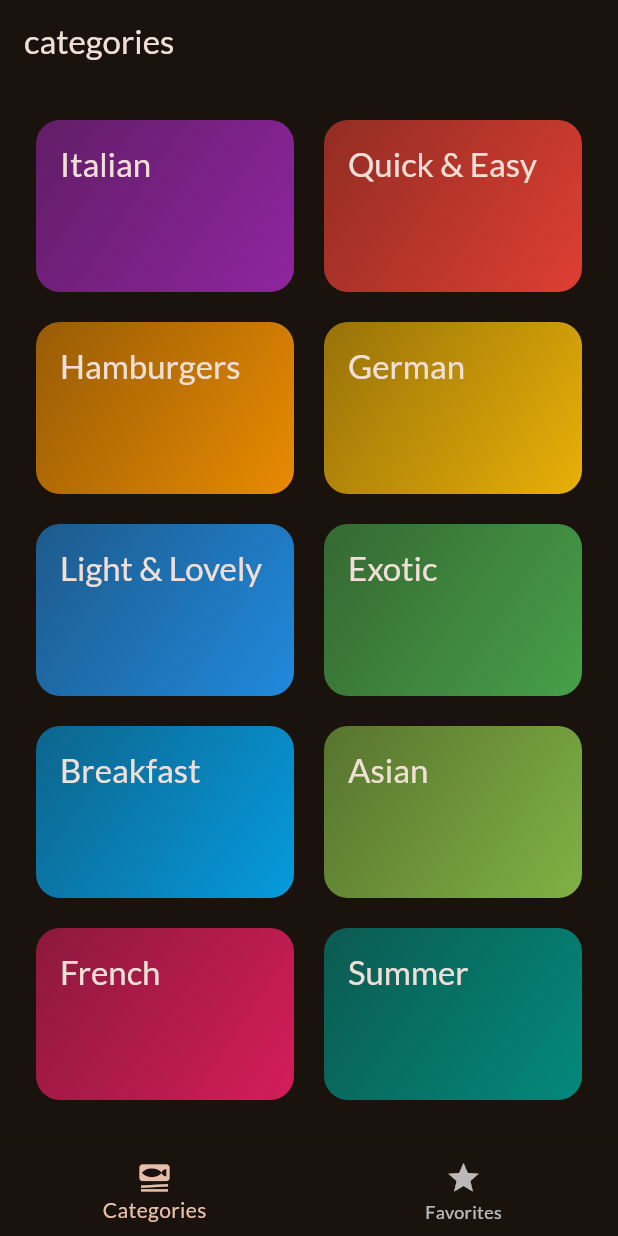
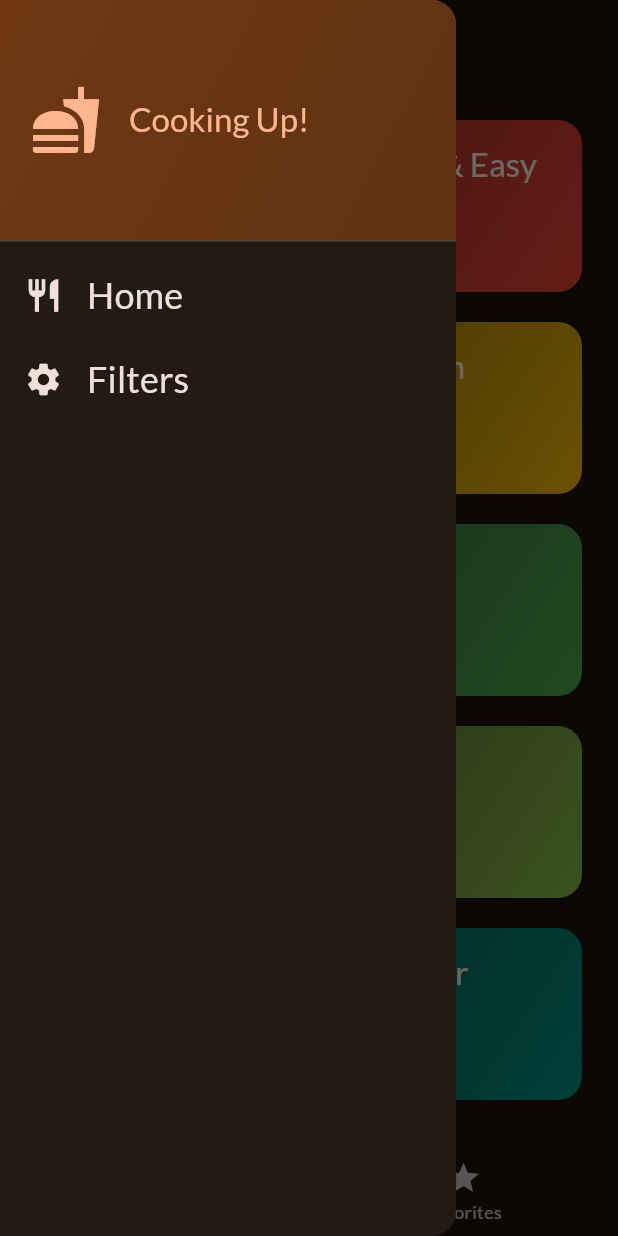
Before and after one commit to Mmohitt/flutter_projects, a Flutter app: the screen it shows after launch, with the side drawer open (before the commit the screen has no drawer), on a phone screen of 412 x 824 dp. Run offline on Flutter 3.47's test engine with Material 3 defaults, Android fonts, the phone set to English and light mode, and no system bars; our stand-ins replace google_fonts, transparent_image.

Commit message:
add drawer to the categories screen

```diff
--- a/meals_app/lib/screens/categories.dart
+++ b/meals_app/lib/screens/categories.dart
@@ -6,12 +6,16 @@ import 'package:meals_app/screens/meals.dart';
 import 'package:meals_app/widgets/category_grid_item.dart';
 
 class CategoriesScreen extends StatelessWidget {
-  const CategoriesScreen({super.key, required this.onToggleFavorite});
+  const CategoriesScreen(
+      {super.key,
+      required this.onToggleFavorite,
+      required this.availableMeals});
 
   final void Function(Meal meal) onToggleFavorite;
+  final List<Meal> availableMeals;
 
   void _selectCategory(BuildContext context, Category category) {
-    final filteredMeals = dummyMeals
+    final filteredMeals = availableMeals
         .where((meal) => meal.categories.contains(category.id))
         .toList();
 
--- a/meals_app/lib/screens/tabs.dart
+++ b/meals_app/lib/screens/tabs.dart
@@ -1,7 +1,17 @@
 import 'package:flutter/material.dart';
+import 'package:meals_app/data/dummy_data.dart';
 import 'package:meals_app/models/meal.dart';
 import 'package:meals_app/screens/categories.dart';
+import 'package:meals_app/screens/filters.dart';
 import 'package:meals_app/screens/meals.dart';
+import 'package:meals_app/widgets/main_drawer.dart';
+
+const kInitialFilters = {
+  Filter.glutenFree: false,
+  Filter.lactoseFree: false,
+  Filter.vegetarian: false,
+  Filter.vegan: false
+};
 
 class TabsScreen extends StatefulWidget {
   const TabsScreen({super.key});
@@ -15,6 +25,7 @@ class TabsScreen extends StatefulWidget {
 class _TabsScreenState extends State<TabsScreen> {
   int _selectedPageIndex = 0;
   final List<Meal> _favouriteMeals = [];
+  Map<Filter, bool> _selectedFilters = kInitialFilters;
 
   void _showInfoMessage(String message) {
     ScaffoldMessenger.of(context).clearSnackBars();
@@ -42,6 +53,20 @@ class _TabsScreenState extends State<TabsScreen> {
     }
   }
 
+  void _setScreen(String identifier) async {
+    Navigator.of(context).pop();
+    if (identifier == 'filters') {
+      final result = await Navigator.of(context).push<Map<Filter, bool>>(
+        MaterialPageRoute(
+          builder: (ctx) => FiltersScreen(currentFilters: _selectedFilters),
+        ),
+      );
+      setState(() {
+        _selectedFilters = result ?? kInitialFilters;
+      });
+    }
+  }
+
   void _selectPage(int index) {
     setState(() {
       _selectedPageIndex = index;
@@ -50,8 +75,25 @@ class _TabsScreenState extends State<TabsScreen> {
 
   @override
   Widget build(BuildContext context) {
+    final availableMeals = dummyMeals.where((meal) {
+      if (_selectedFilters[Filter.glutenFree]! && !meal.isGlutenFree) {
+        return false;
+      }
+      if (_selectedFilters[Filter.lactoseFree]! && !meal.isLactoseFree) {
+        return false;
+      }
+      if (_selectedFilters[Filter.vegetarian]! && !meal.isVegetarian) {
+        return false;
+      }
+      if (_selectedFilters[Filter.vegan]! && !meal.isVegan) {
+        return false;
+      }
+      return true;
+    }).toList();
+
     Widget activePage = CategoriesScreen(
       onToggleFavorite: _toggleMealFavoriteStatus,
+      availableMeals: availableMeals,
     );
     var activePageTitle = 'categories';
 
@@ -65,6 +107,7 @@ class _TabsScreenState extends State<TabsScreen> {
       appBar: AppBar(
         title: Text(activePageTitle),
       ),
+      drawer: MainDrawer(onSelectScreen: _setScreen),
       body: activePage,
       bottomNavigationBar: BottomNavigationBar(
         onTap: _selectPage,
--- /dev/null
+++ b/meals_app/lib/widgets/main_drawer.dart
@@ -0,0 +1,71 @@
+import 'package:flutter/material.dart';
+
+class MainDrawer extends StatelessWidget {
+  const MainDrawer({super.key, required this.onSelectScreen});
+
+  final void Function(String identifier) onSelectScreen;
+
+  @override
+  Widget build(BuildContext context) {
+    return Drawer(
+      child: Column(
+        children: [
+          DrawerHeader(
+              padding: const EdgeInsets.all(20),
+              decoration: BoxDecoration(
+                  gradient: LinearGradient(colors: [
+                Theme.of(context).colorScheme.primaryContainer,
+                Theme.of(context).colorScheme.primaryContainer.withOpacity(0.8),
+              ], begin: Alignment.topLeft, end: Alignment.bottomRight)),
+              child: Row(
+                children: [
+                  Icon(
+                    Icons.fastfood,
+                    size: 48,
+                    color: Theme.of(context).colorScheme.primary,
+                  ),
+                  const SizedBox(
+                    width: 18,
+                  ),
+                  Text(
+                    'Cooking Up!',
+                    style: Theme.of(context)
+                        .textTheme
+                        .titleLarge!
+                        .copyWith(color: Theme.of(context).colorScheme.primary),
+                  )
+                ],
+              )),
+          ListTile(
+            leading: Icon(
+              Icons.restaurant,
+              size: 26,
+              color: Theme.of(context).colorScheme.onBackground,
+            ),
+            title: Text('Home',
+                style: Theme.of(context).textTheme.titleSmall!.copyWith(
+                    color: Theme.of(context).colorScheme.onBackground,
+                    fontSize: 24)),
+            onTap: () {
+              onSelectScreen('meals');
+            },
+          ),
+          ListTile(
+            leading: Icon(
+              Icons.settings,
+              size: 26,
+              color: Theme.of(context).colorScheme.onBackground,
+            ),
+            title: Text('Filters',
+                style: Theme.of(context).textTheme.titleSmall!.copyWith(
+                    color: Theme.of(context).colorScheme.onBackground,
+                    fontSize: 24)),
+            onTap: () {
+              onSelectScreen('filters');
+            },
+          )
+        ],
+      ),
+    );
+  }
+}
```
Also changed, not shown: meals_app/lib/screens/filters.dart (added, +127 -0 lines), 1 other file.
